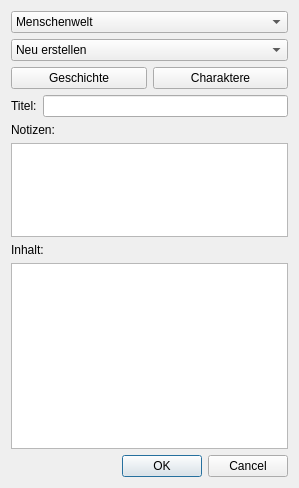
Qt form ui_edit.ui (cedi4155476/kalender) before a commit.
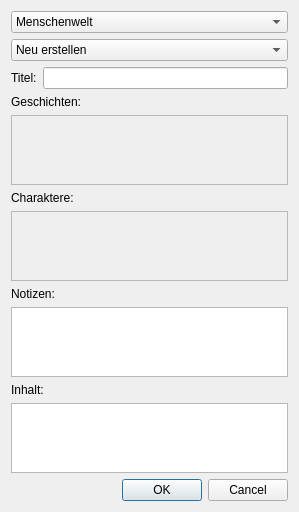
The same form after that commit.

The edit to the form file:
```diff
--- a/ui_edit.ui
+++ b/ui_edit.ui
@@ -40,24 +40,6 @@
      </item>
     </widget>
    </item>
-   <item>
-    <layout class="QHBoxLayout" name="horizontalLayout_2">
-     <item>
-      <widget class="QPushButton" name="geschichtePB">
-       <property name="text">
-        <string>Geschichte</string>
-       </property>
-      </widget>
-     </item>
-     <item>
-      <widget class="QPushButton" name="charakterePB">
-       <property name="text">
-        <string>Charaktere</string>
-       </property>
-      </widget>
-     </item>
-    </layout>
-   </item>
    <item>
     <layout class="QHBoxLayout" name="horizontalLayout">
      <item>
@@ -72,6 +54,56 @@
      </item>
     </layout>
    </item>
+   <item>
+    <widget class="QLabel" name="label_4">
+     <property name="text">
+      <string>Geschichten:</string>
+     </property>
+    </widget>
+   </item>
+   <item>
+    <widget class="QScrollArea" name="scrollArea">
+     <property name="widgetResizable">
+      <bool>true</bool>
+     </property>
+     <widget class="QWidget" name="scrollAreaWidgetContents">
+      <property name="geometry">
+       <rect>
+        <x>0</x>
+        <y>0</y>
+        <width>279</width>
+        <height>55</height>
+       </rect>
+      </property>
+      <layout class="QVBoxLayout" name="verticalLayout_4"/>
+     </widget>
+    </widget>
+   </item>
+   <item>
+    <widget class="QLabel" name="label_5">
+     <property name="text">
+      <string>Charaktere:</string>
+     </property>
+    </widget>
+   </item>
+   <item>
+    <widget class="QScrollArea" name="scrollArea_2">
+     <property name="widgetResizable">
+      <bool>true</bool>
+     </property>
+     <widget class="QWidget" name="scrollAreaWidgetContents_2">
+      <property name="geometry">
+       <rect>
+        <x>0</x>
+        <y>0</y>
+        <width>279</width>
+        <height>55</height>
+       </rect>
+      </property>
+      <layout class="QVBoxLayout" name="verticalLayout_5"/>
+     </widget>
+    </widget>
+   </item>
    <item>
     <widget class="QLabel" name="label_3">
      <property name="text">
```
